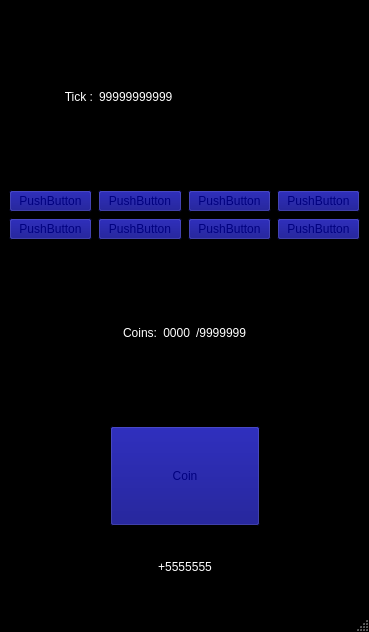
First picture: the form in Dev/Clients/QtClient/QtWindowClient/mainwindow.ui, repository Redoxee/AutoClicker, before the edit.
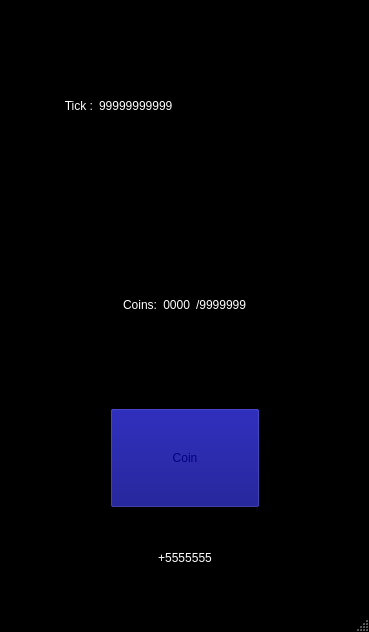
Second picture: the form after the edit.

Commit message: Starting to add upgrade buttons.

What changed in the file:
```diff
--- a/Dev/Clients/QtClient/QtWindowClient/mainwindow.ui
+++ b/Dev/Clients/QtClient/QtWindowClient/mainwindow.ui
@@ -452,6 +452,11 @@
     </disabled>
    </palette>
   </property>
+  <property name="font">
+   <font>
+    <family>MS Shell Dlg 2</family>
+   </font>
+  </property>
   <property name="windowTitle">
    <string>MainWindow</string>
   </property>
@@ -494,6 +499,15 @@
                </color>
               </brush>
              </colorrole>
+             <colorrole role="PlaceholderText">
+              <brush brushstyle="NoBrush">
+               <color alpha="128">
+                <red>0</red>
+                <green>0</green>
+                <blue>127</blue>
+               </color>
+              </brush>
+             </colorrole>
             </active>
             <inactive>
              <colorrole role="Text">
@@ -505,6 +519,15 @@
                </color>
               </brush>
              </colorrole>
+             <colorrole role="PlaceholderText">
+              <brush brushstyle="NoBrush">
+               <color alpha="128">
+                <red>0</red>
+                <green>0</green>
+                <blue>127</blue>
+               </color>
+              </brush>
+             </colorrole>
             </inactive>
             <disabled>
              <colorrole role="Text">
@@ -516,6 +539,15 @@
                </color>
               </brush>
              </colorrole>
+             <colorrole role="PlaceholderText">
+              <brush brushstyle="NoBrush">
+               <color alpha="128">
+                <red>0</red>
+                <green>0</green>
+                <blue>127</blue>
+               </color>
+              </brush>
+             </colorrole>
             </disabled>
            </palette>
           </property>
@@ -654,64 +686,7 @@
      </layout>
     </item>
     <item row="1" column="0" colspan="2">
-     <layout class="QGridLayout" name="gridLayout_2">
-      <item row="0" column="2">
-       <widget class="QPushButton" name="pushButton_4">
-        <property name="text">
-         <string>PushButton</string>
-        </property>
-       </widget>
-      </item>
-      <item row="0" column="0">
-       <widget class="QPushButton" name="pushButton">
-        <property name="text">
-         <string>PushButton</string>
-        </property>
-       </widget>
-      </item>
-      <item row="1" column="0">
-       <widget class="QPushButton" name="pushButton_2">
-        <property name="text">
-         <string>PushButton</string>
-        </property>
-       </widget>
-      </item>
-      <item row="0" column="1">
-       <widget class="QPushButton" name="pushButton_3">
-        <property name="text">
-         <string>PushButton</string>
-        </property>
-       </widget>
-      </item>
-      <item row="0" column="3">
-       <widget class="QPushButton" name="pushButton_5">
-        <property name="text">
-         <string>PushButton</string>
-        </property>
-       </widget>
-      </item>
-      <item row="1" column="1">
-       <widget class="QPushButton" name="pushButton_6">
-        <property name="text">
-         <string>PushButton</string>
-        </property>
-       </widget>
-      </item>
-      <item row="1" column="2">
-       <widget class="QPushButton" name="pushButton_7">
-        <property name="text">
-         <string>PushButton</string>
-        </property>
-       </widget>
-      </item>
-      <item row="1" column="3">
-       <widget class="QPushButton" name="pushButton_8">
-        <property name="text">
-         <string>PushButton</string>
-        </property>
-       </widget>
-      </item>
-     </layout>
+     <layout class="QGridLayout" name="UpgradeButtonHolder"/>
     </item>
    </layout>
   </widget>
```
Left out of the diff: 200 changed lines with no effect on the pictures. The commit also changes 8 other files.
